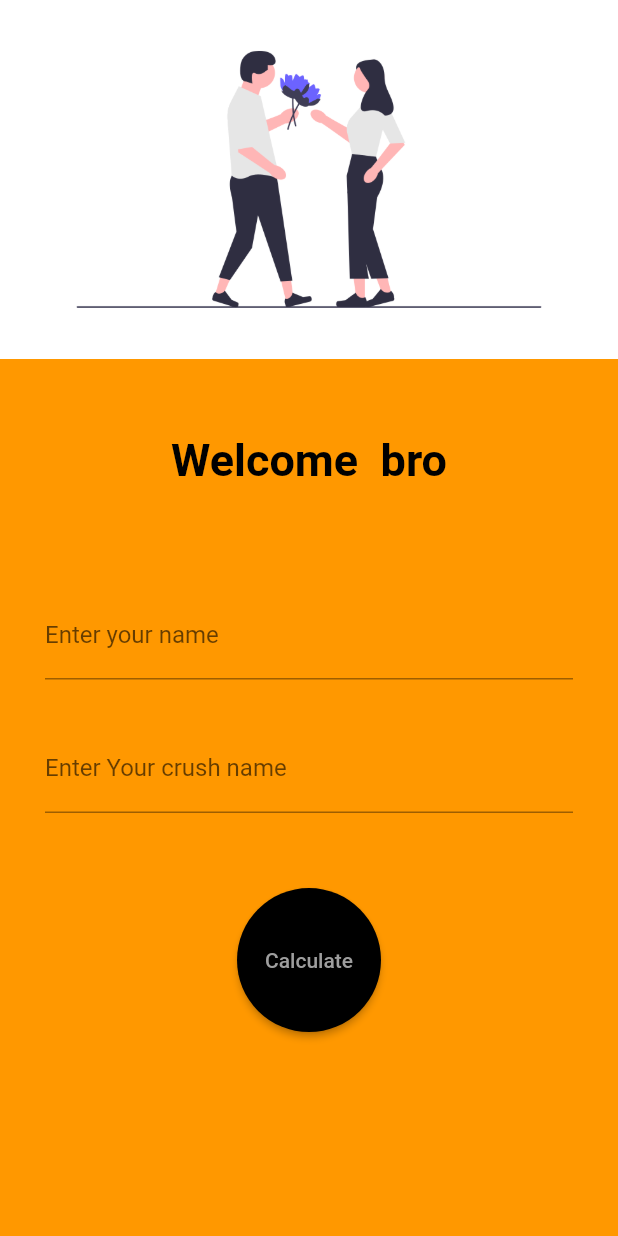
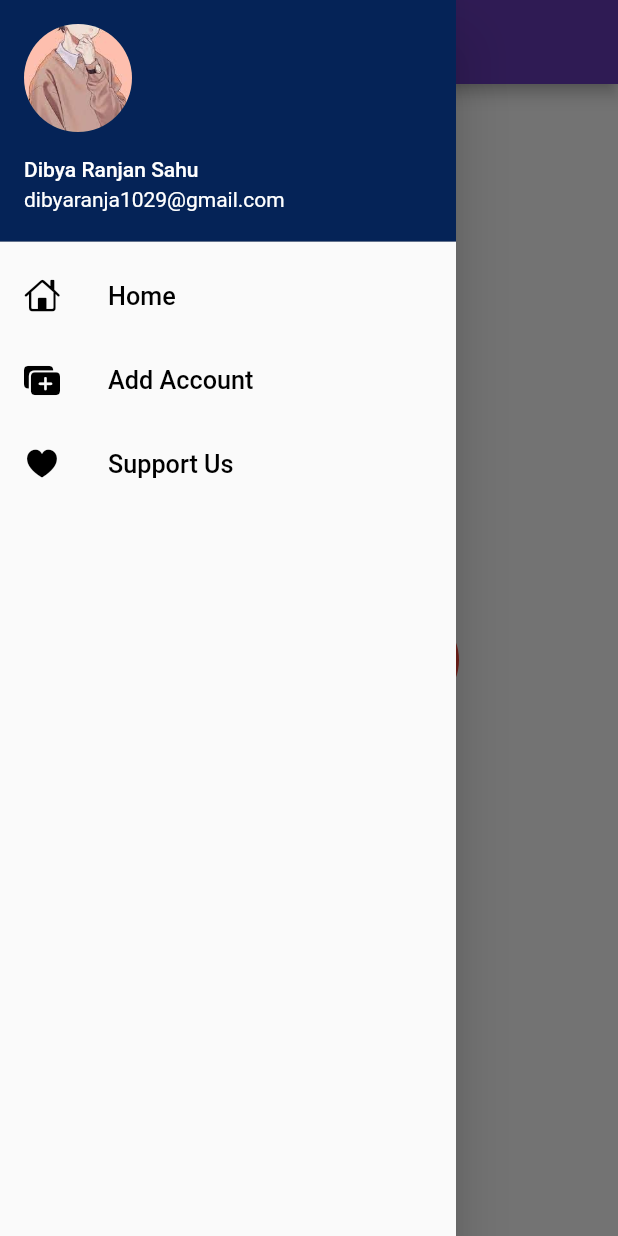
Before and after one commit to dibyacoder/30daysofFlutter, a Flutter app: the screen it shows after launch, with the side drawer open (before the commit the screen has no drawer), on a phone screen of 412 x 824 dp. Run offline on Flutter 3.47's test engine with Material 2 defaults, Android fonts, the phone set to English and light mode, and no system bars; our stand-ins replace google_fonts; missing offline and left inert: dart:ffi; Roboto replaces fonts that are missing (Aclonica, Lacquer).

Commit message:
day8 completed

```diff
--- a/lib/main.dart
+++ b/lib/main.dart
@@ -18,11 +18,11 @@ class myApp extends StatelessWidget {
       themeMode: ThemeMode.light,
       theme: ThemeData(
           primarySwatch: Colors.deepPurple,
-          fontFamily: GoogleFonts.lacquer().fontFamily),
+          fontFamily: GoogleFonts.aclonica().fontFamily),
       debugShowCheckedModeBanner: false,
       darkTheme: ThemeData(brightness: Brightness.dark),
       routes: {
-        "/": (context) => login_page(),
+        "/": (context) => homepage(),
         myRoutes.loginRoute: (context) => login_page(),
         myRoutes.homeRoute: (context) => homepage(),
       },
--- a/lib/pages/home_page.dart
+++ b/lib/pages/home_page.dart
@@ -3,6 +3,8 @@ import 'dart:ffi';
 
 import 'package:flutter/material.dart';
 import 'package:myfirst_project/utils/routes.dart';
+
+import '../widget/drawer.dart';
 
 class homepage extends StatefulWidget {
   const homepage({super.key});
@@ -48,7 +50,7 @@ class _homepageState extends State<homepage> {
           ),
         ),
       ),
-      drawer: Drawer(),
+      drawer: myDrawer(),
     );
   }
 }
--- /dev/null
+++ b/lib/widget/drawer.dart
@@ -0,0 +1,62 @@
+// ignore_for_file: prefer_const_constructors
+import 'package:flutter/cupertino.dart';
+import 'package:flutter/material.dart';
+
+class myDrawer extends StatelessWidget {
+  const myDrawer({super.key});
+
+  @override
+  Widget build(BuildContext context) {
+    return Drawer(
+        child: ListView(
+      // ignore: prefer_const_literals_to_create_immutables
+      children: [
+        DrawerHeader(
+            padding: EdgeInsets.zero,
+            child: UserAccountsDrawerHeader(
+              margin: EdgeInsets.zero,
+              decoration: BoxDecoration(color: Color.fromARGB(255, 5, 35, 87)),
+              accountName: Text("Dibya Ranjan Sahu"),
+              accountEmail: Text("dibyaranja1029@gmail.com"),
+              currentAccountPicture: CircleAvatar(
+                backgroundColor: Color.fromARGB(255, 10, 56, 91),
+                backgroundImage: AssetImage("assets/images/anime.png"),
+              ),
+            )),
+        ListTile(
+          leading: Icon(
+            CupertinoIcons.house,
+            color: Colors.black,
+          ),
+          title: Text(
+            "Home",
+            textScaleFactor: 1.2,
+            style: TextStyle(color: Colors.black),
+          ),
+        ),
+        ListTile(
+          leading: Icon(
+            CupertinoIcons.plus_rectangle_fill_on_rectangle_fill,
+            color: Colors.black,
+          ),
+          title: Text(
+            "Add Account",
+            textScaleFactor: 1.2,
+            style: TextStyle(color: Colors.black),
+          ),
+        ),
+        ListTile(
+          leading: Icon(
+            CupertinoIcons.heart_fill,
+            color: Colors.black,
+          ),
+          title: Text(
+            "Support Us",
+            textScaleFactor: 1.2,
+            style: TextStyle(color: Colors.black),
+          ),
+        )
+      ],
+    ));
+  }
+}
```
Also changed, not shown: assets/images/anime.png (added).
